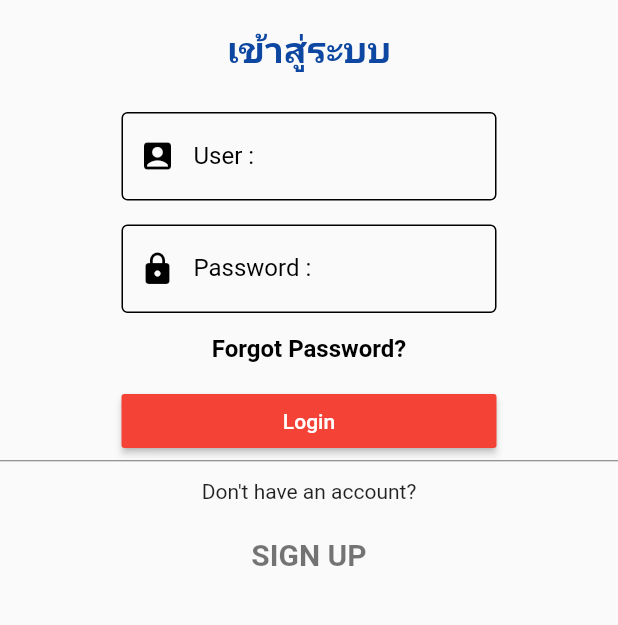
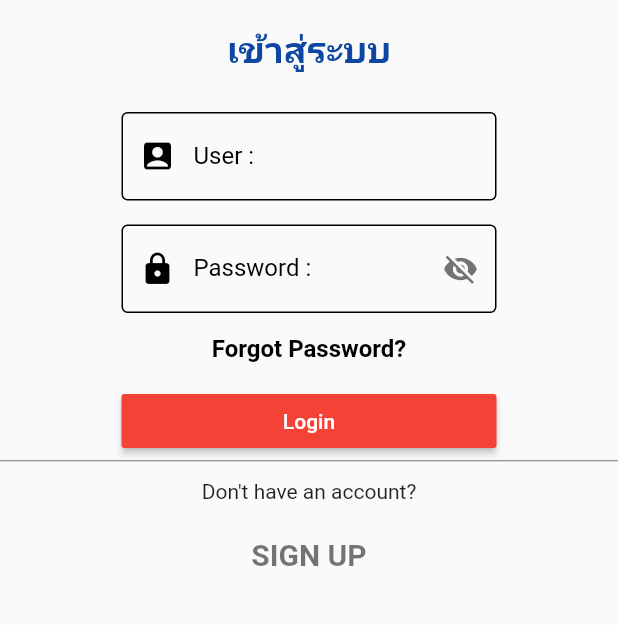
Before and after one commit to 624235049/ppsgasproject, a Flutter app: the screen it shows after launch, in the side drawer, after a tap on "Sign In", on a phone screen of 412 x 824 dp, the part 485-1110 px from its top. Run offline on Flutter 3.47's test engine with Material 2 defaults, Android fonts, the phone set to English and light mode, and no system bars; our stand-ins replace dio, google_maps_flutter, image_picker, location, shared_preferences.

Commit message:
suffixIcon password

```diff
--- a/lib/screen/signin.dart
+++ b/lib/screen/signin.dart
@@ -20,6 +20,15 @@ class SignIn extends StatefulWidget {
 
 class _SignInState extends State<SignIn> {
   String user, password;
+  bool passwordVisible = true;
+  bool confirmPassVissible = true;
+
+  @override
+  void initState() {
+    passwordVisible = true;
+    confirmPassVissible = true;
+    super.initState();
+  }
 
   @override
   Widget build(BuildContext context) {
@@ -173,9 +182,9 @@ class _SignInState extends State<SignIn> {
 
   Widget passwordForm() => Container(
         width: 250.0,
-        child: TextField(
+        child: TextFormField(
           onChanged: (value) => password = value.trim(),
-          obscureText: true,
+          obscureText: passwordVisible,
           decoration: InputDecoration(
             prefixIcon: Icon(
               Icons.lock,
@@ -185,6 +194,17 @@ class _SignInState extends State<SignIn> {
               color: MyStyle().darkColor,
             ),
             labelText: 'Password :',
+            suffixIcon: IconButton(
+              icon: Icon(
+                passwordVisible ? Icons.visibility_off : Icons.visibility,
+                color: Colors.black54,
+              ),
+              onPressed: () {
+                setState(() {
+                  passwordVisible = !passwordVisible;
+                });
+              },
+            ),
             enabledBorder: OutlineInputBorder(
                 borderSide: BorderSide(color: MyStyle().darkColor)),
             focusedBorder: OutlineInputBorder(
--- a/lib/utility/my_style.dart
+++ b/lib/utility/my_style.dart
@@ -46,6 +46,7 @@ class MyStyle {
     fontWeight: FontWeight.bold,
     color: Colors.black,
   );
+
 
   Text showTitle(String title) => Text(
         title,
```
Also changed, not shown: lib/screen/signup.dart (+23 -1 lines).
